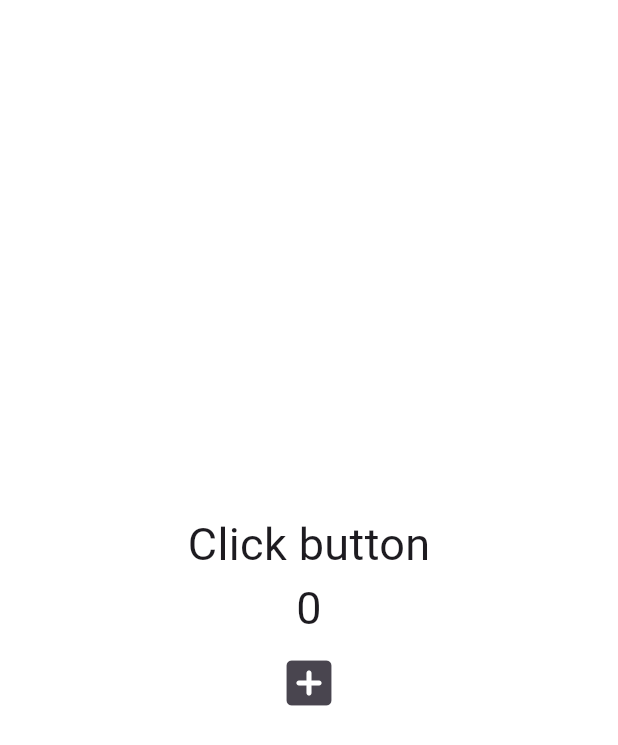
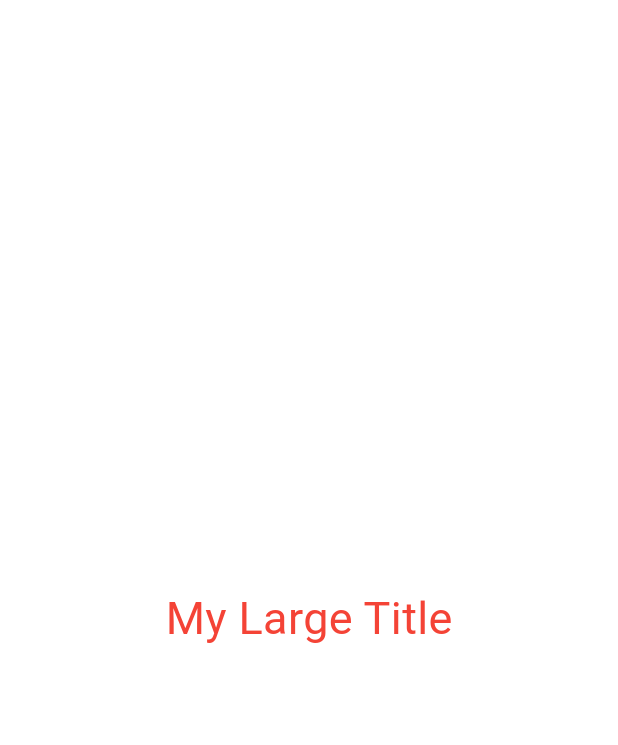
Before and after one commit to bryanho0470/toonflix-flutter, a Flutter app: the screen it shows after launch, on a phone screen of 412 x 824 dp. Shown: the top 745 px of the screen. Run offline on Flutter 3.47's test engine with Material 3 defaults, Android fonts, the phone set to English and light mode, and no system bars.

Commit message:
BuildContext, Context - Widget trees

```diff
--- a/lib/main.dart
+++ b/lib/main.dart
@@ -12,44 +12,44 @@ class App extends StatefulWidget {
 }
 
 class _MyWidgetState extends State<App> {
-  int counter = 0;
-
-  void onClicked() {
-    setState(() {
-      counter = counter + 1;
-    });
-  }
-
   @override
   Widget build(BuildContext context) {
     return MaterialApp(
-        home: Scaffold(
+      theme: ThemeData(
+        textTheme: const TextTheme(
+          titleLarge: TextStyle(
+            color: Colors.red,
+          ),
+        ),
+      ),
+      home: const Scaffold(
         backgroundColor: Colors.white,
         body: Center(
           child: Column(
             mainAxisAlignment: MainAxisAlignment.center,
             children: [
-                  const Text(
-                    "Click button",
+              Mytitle(),
+            ],
+          ),
+        ),
+      ),
+    );
+  }
+}
+
+class Mytitle extends StatelessWidget {
+  const Mytitle({
+    super.key,
+  });
+
+  @override
+  Widget build(BuildContext context) {
+    return Text(
+      "My Large Title",
       style: TextStyle(
         fontSize: 30,
+        color: Theme.of(context).textTheme.titleLarge!.color,
       ),
-                  ),
-                  Text(
-                    "$counter",
-                    style: const TextStyle(
-                      fontSize: 30,
-                    ),
-                  ),
-                  IconButton(
-                    iconSize: 40,
-                    onPressed: onClicked,
-                    icon: const Icon(
-                      Icons.add_box_rounded,
-                    ),
-                  )
-                ],
-              ),
-            )));
+    );
   }
 }
```
Lines whose indentation alone changed are shown as unchanged.
